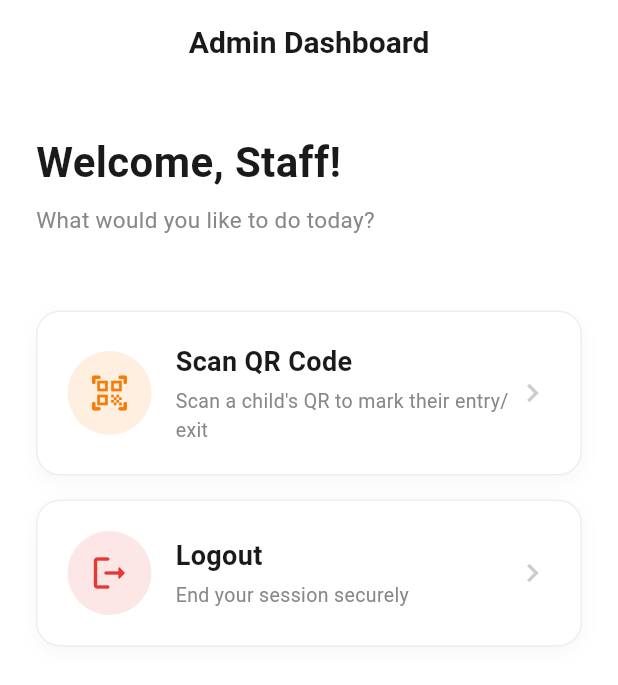
After one commit to yadavcodes0/summercamp, a Flutter app: the AdminDashboardScreen screen opened directly, on a phone screen of 412 x 824 dp. The commit adds this screen. Shown: the top 685 px of the screen. Run offline on Flutter 3.47's test engine with Material 3 defaults, Android fonts, the phone set to English and light mode, and no system bars; our stand-ins replace google_fonts, qr_flutter, screenshot, share_plus, supabase_flutter; missing offline and left inert: mobile_scanner; accounts and stored records are empty.

Commit message:
Add Admin Dashboard screen

```diff
--- /dev/null
+++ b/lib/screens/admin_dashboard_screen.dart
@@ -0,0 +1,165 @@
+import 'package:flutter/material.dart';
+import 'package:google_fonts/google_fonts.dart';
+import 'package:provider/provider.dart';
+import 'package:summer_camp/providers/admin_provider.dart';
+import 'package:summer_camp/screens/home_screen.dart';
+import 'package:summer_camp/screens/qr_scanner_screen.dart';
+
+class AdminDashboardScreen extends StatelessWidget {
+  const AdminDashboardScreen({super.key});
+
+  @override
+  Widget build(BuildContext context) {
+    return Scaffold(
+      backgroundColor: Colors.white,
+      appBar: AppBar(
+        title: const Text('Admin Dashboard'),
+        backgroundColor: Colors.white,
+        elevation: 0,
+        centerTitle: true,
+        automaticallyImplyLeading: false, // Prevent back button since they are logged in
+      ),
+      body: SafeArea(
+        child: SingleChildScrollView(
+          padding: const EdgeInsets.symmetric(horizontal: 24, vertical: 32),
+          child: Column(
+            crossAxisAlignment: CrossAxisAlignment.start,
+            children: [
+              Text(
+                'Welcome, Staff!',
+                style: GoogleFonts.splineSans(
+                  fontSize: 28,
+                  fontWeight: FontWeight.w700,
+                  color: const Color(0xFF1A1A1A),
+                ),
+              ),
+              const SizedBox(height: 8),
+              Text(
+                'What would you like to do today?',
+                style: GoogleFonts.splineSans(
+                  fontSize: 15,
+                  color: const Color(0xFF888888),
+                  height: 1.5,
+                ),
+              ),
+              const SizedBox(height: 48),
+
+              // Action Cards
+              _AdminActionCard(
+                icon: Icons.qr_code_scanner_rounded,
+                title: 'Scan QR Code',
+                subtitle: 'Scan a child\'s QR to mark their entry/exit',
+                color: const Color(0xFFf97b06), // Orange
+                onTap: () {
+                  Navigator.push(
+                    context,
+                    MaterialPageRoute(builder: (_) => const QrScannerScreen()),
+                  );
+                },
+              ),
+              const SizedBox(height: 16),
+
+              _AdminActionCard(
+                icon: Icons.logout_rounded,
+                title: 'Logout',
+                subtitle: 'End your session securely',
+                color: const Color(0xFFE53935), // Red
+                onTap: () async {
+                  await context.read<AdminProvider>().logout();
+                  if (!context.mounted) return;
+                  Navigator.pushAndRemoveUntil(
+                    context,
+                    MaterialPageRoute(builder: (_) => const HomeScreen()),
+                    (route) => false,
+                  );
+                },
+              ),
+            ],
+          ),
+        ),
+      ),
+    );
+  }
+}
+
+class _AdminActionCard extends StatelessWidget {
+  final IconData icon;
+  final String title;
+  final String subtitle;
+  final Color color;
+  final VoidCallback onTap;
+
+  const _AdminActionCard({
+    required this.icon,
+    required this.title,
+    required this.subtitle,
+    required this.color,
+    required this.onTap,
+  });
+
+  @override
+  Widget build(BuildContext context) {
+    return InkWell(
+      onTap: onTap,
+      borderRadius: BorderRadius.circular(16),
+      child: Container(
+        padding: const EdgeInsets.all(20),
+        decoration: BoxDecoration(
+          color: Colors.white,
+          borderRadius: BorderRadius.circular(16),
+          border: Border.all(color: const Color(0xFFEEEEEE)),
+          boxShadow: [
+            BoxShadow(
+              color: Colors.black.withOpacity(0.03),
+              blurRadius: 10,
+              offset: const Offset(0, 4),
+            ),
+          ],
+        ),
+        child: Row(
+          children: [
+            Container(
+              width: 56,
+              height: 56,
+              decoration: BoxDecoration(
+                color: color.withOpacity(0.12),
+                shape: BoxShape.circle,
+              ),
+              child: Center(
+                child: Icon(icon, color: color, size: 28),
+              ),
+            ),
+            const SizedBox(width: 16),
+            Expanded(
+              child: Column(
+                crossAxisAlignment: CrossAxisAlignment.start,
+                children: [
+                  Text(
+                    title,
+                    style: GoogleFonts.splineSans(
+                      fontSize: 18,
+                      fontWeight: FontWeight.w600,
+                      color: const Color(0xFF1A1A1A),
+                    ),
+                  ),
+                  const SizedBox(height: 4),
+                  Text(
+                    subtitle,
+                    style: GoogleFonts.splineSans(
+                      fontSize: 13,
+                      color: const Color(0xFF888888),
+                    ),
+                  ),
+                ],
+              ),
+            ),
+            const Icon(
+              Icons.chevron_right,
+              color: Color(0xFFCCCCCC),
+            ),
+          ],
+        ),
+      ),
+    );
+  }
+}
--- a/lib/screens/admin_login_screen.dart
+++ b/lib/screens/admin_login_screen.dart
@@ -2,7 +2,7 @@ import 'package:flutter/material.dart';
 import 'package:google_fonts/google_fonts.dart';
 import 'package:provider/provider.dart';
 import 'package:summer_camp/providers/admin_provider.dart';
-import 'package:summer_camp/screens/qr_scanner_screen.dart';
+import 'package:summer_camp/screens/admin_dashboard_screen.dart';
 
 class AdminLoginScreen extends StatefulWidget {
   const AdminLoginScreen({super.key});
@@ -38,7 +38,7 @@ class _AdminLoginScreenState extends State<AdminLoginScreen> {
     if (success) {
       Navigator.pushReplacement(
         context,
-        MaterialPageRoute(builder: (_) => const QrScannerScreen()),
+        MaterialPageRoute(builder: (_) => const AdminDashboardScreen()),
       );
     } else {
       ScaffoldMessenger.of(context).showSnackBar(
```
